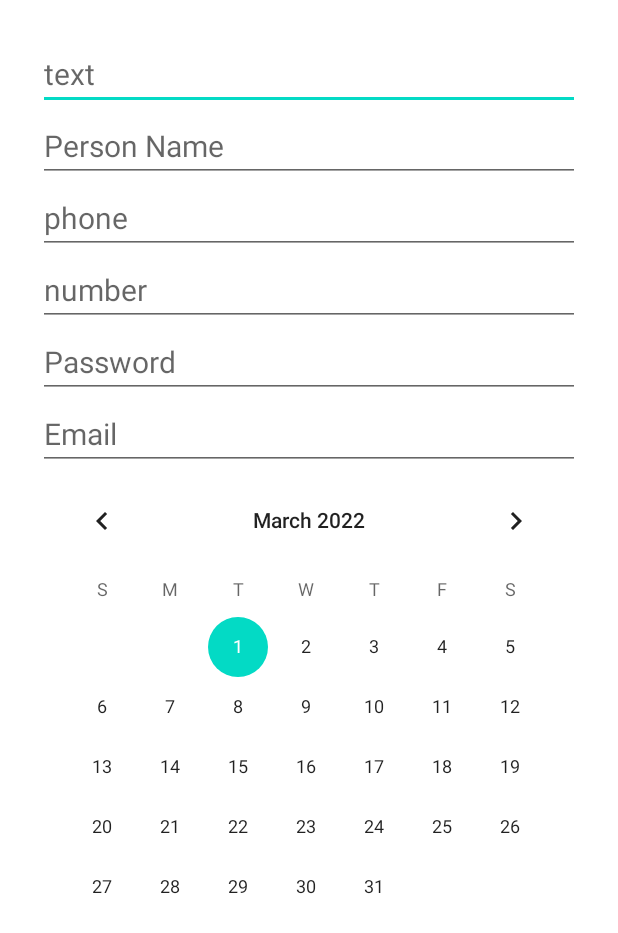
After one commit to Kerencev/HomeWork1, an Android app: the layout second_layout.xml on its own in the app's theme, with its tools: preview values and no code run, on a phone screen of 412 x 824 dp. The commit adds this screen. Shown: the top 933 px of the screen. Run offline under Robolectric (Android 15) with nearby library versions, the phone set to English and light mode, and no system bars.

Commit message:
ДЗ готово

```diff
--- a/app/src/main/java/com/kerencev/homeWork1/MainActivity.java
+++ b/app/src/main/java/com/kerencev/homeWork1/MainActivity.java
@@ -3,12 +3,42 @@ package com.kerencev.homeWork1;
 import androidx.appcompat.app.AppCompatActivity;
 
 import android.os.Bundle;
+import android.view.View;
+import android.widget.Button;
+import android.widget.EditText;
+import android.widget.Toast;
 
 public class MainActivity extends AppCompatActivity {
+
+    static boolean isPalindrom(String s) {
+
+        String[] letters = s.split("");
+
+        for (int i = 0; i < letters.length; i++) {
+            if (!letters[i].equalsIgnoreCase(letters[letters.length - 1 - i]))
+                return false;
+        }
+        return true;
+    }
 
     @Override
     protected void onCreate(Bundle savedInstanceState) {
         super.onCreate(savedInstanceState);
         setContentView(R.layout.activity_main);
+
+        Button btn = findViewById(R.id.button);
+        EditText text = findViewById(R.id.text);
+
+        isPalindrom(text.getText().toString());
+
+        btn.setOnClickListener(new View.OnClickListener() {
+            @Override
+            public void onClick(View view) {
+                if(isPalindrom(text.getText().toString()))
+                    Toast.makeText(MainActivity.this, "Это палиндром", Toast.LENGTH_SHORT).show();
+                else
+                    Toast.makeText(MainActivity.this, "Это не палиндром", Toast.LENGTH_SHORT).show();
+            }
+        });
     }
 }
--- a/app/src/main/res/layout/activity_main.xml
+++ b/app/src/main/res/layout/activity_main.xml
@@ -16,6 +16,7 @@
         android:textSize="20sp" />
 
     <EditText
+        android:id="@+id/text"
         android:layout_width="wrap_content"
         android:layout_height="wrap_content"
         android:hint="write here.."
@@ -23,6 +24,7 @@
         android:typeface="serif" />
 
     <Button
+        android:id="@+id/button"
         android:layout_width="wrap_content"
         android:layout_height="wrap_content"
         android:backgroundTint="@color/teal_200"
--- /dev/null
+++ b/app/src/main/res/layout/second_layout.xml
@@ -0,0 +1,56 @@
+<?xml version="1.0" encoding="utf-8"?>
+<LinearLayout xmlns:android="http://schemas.android.com/apk/res/android"
+    android:layout_width="match_parent"
+    android:layout_height="match_parent"
+    android:orientation="vertical"
+    android:padding="25dp">
+
+    <EditText
+        android:layout_width="match_parent"
+        android:layout_height="wrap_content"
+        android:inputType="text"
+        android:hint="text"
+        android:textSize="20sp"/>
+
+    <EditText
+        android:layout_width="match_parent"
+        android:layout_height="wrap_content"
+        android:inputType="textCapWords"
+        android:hint="Person Name"
+        android:textSize="20sp"
+        />
+
+    <EditText
+        android:layout_width="match_parent"
+        android:layout_height="wrap_content"
+        android:inputType="phone"
+        android:hint="phone"
+        android:textSize="20sp"/>
+
+    <EditText
+        android:layout_width="match_parent"
+        android:layout_height="wrap_content"
+        android:inputType="number"
+        android:hint="number"
+        android:textSize="20sp"/>
+
+    <EditText
+        android:layout_width="match_parent"
+        android:layout_height="wrap_content"
+        android:inputType="textPassword"
+        android:hint="Password"
+        android:textSize="20sp"/>
+
+    <EditText
+        android:layout_width="match_parent"
+        android:layout_height="wrap_content"
+        android:inputType="textEmailAddress"
+        android:hint="Email"
+        android:textSize="20sp"/>
+
+    <CalendarView
+        android:layout_width="match_parent"
+        android:layout_height="wrap_content" />
+
+
+</LinearLayout>
```
